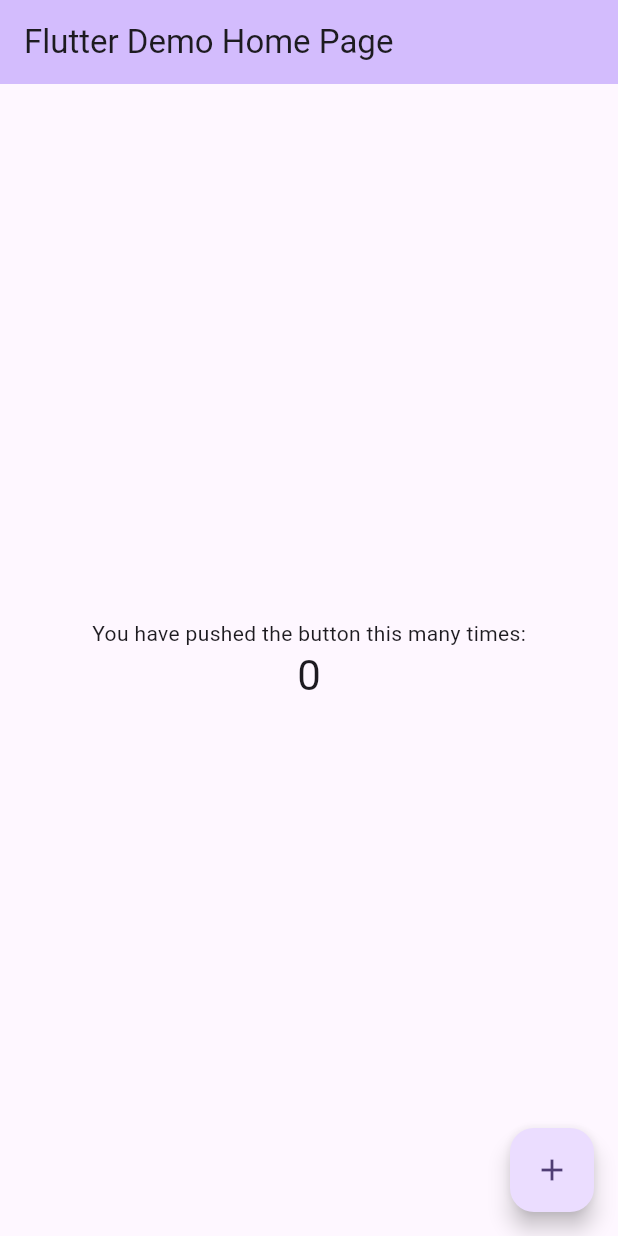
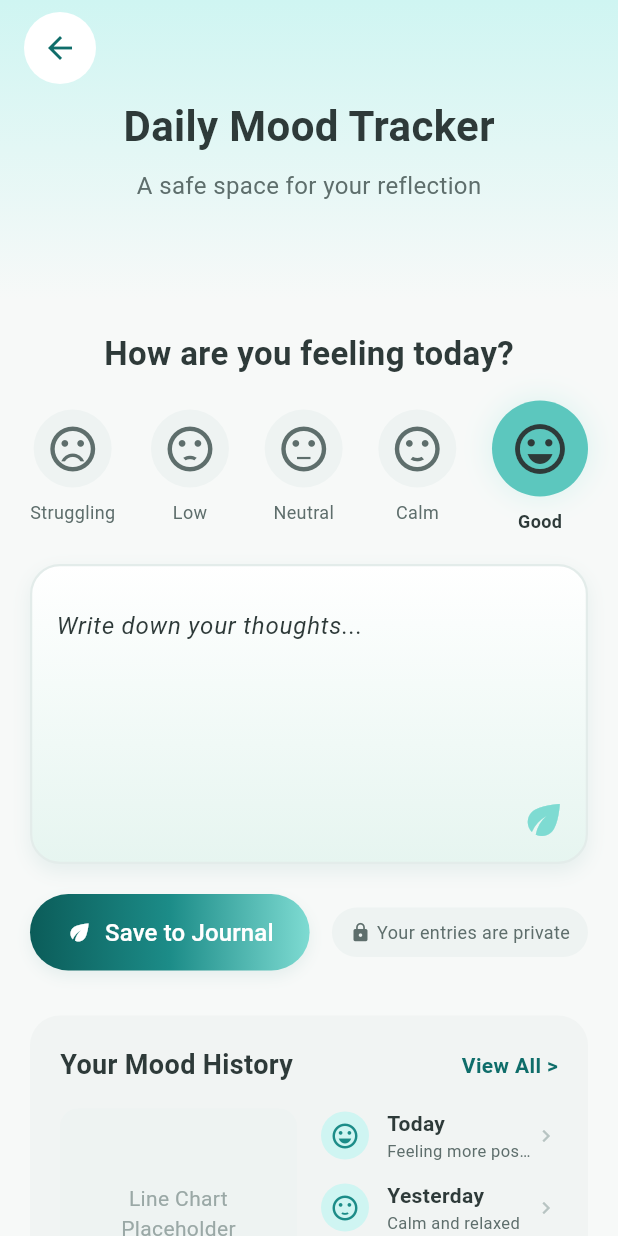
Before and after one commit to aaliyahazzahra/titiktemu_app, a Flutter app: the screen it shows after launch, on a phone screen of 412 x 824 dp. Run offline on Flutter 3.47's test engine with Material 3 defaults, Android fonts, the phone set to English and light mode, and no system bars.

Commit message:
feat: add UI boilerplate for journal feature

```diff
--- a/lib/core/constants/app_colors.dart
+++ b/lib/core/constants/app_colors.dart
@@ -0,0 +1,86 @@
+import 'package:flutter/material.dart';
+
+class AppColors {
+
+  // ================================
+  // PRIMARY BRAND COLORS
+  // ================================
+
+  static const Color deepTeal = Color(0xFF0F6D6A);       // Primary Color
+  static const Color darkTeal = Color(0xFF0B5C59);       // Gradient Start
+  static const Color softTeal = Color(0xFF1C8C88);       // Gradient End
+  static const Color softMint = Color(0xFF7EDBD2);       // Secondary Accent
+  static const Color lightCyan = Color(0xFFCFF5F2);      // Light Accent
+
+
+  // ================================
+  // BACKGROUND COLORS
+  // ================================
+
+  static const Color background = Color(0xFFF7F9F8);     // Main Background
+  static const Color backgroundSoft = Color(0xFFF1F4F3); // Secondary Background
+  static const Color cardBackground = Color(0xFFFAFBFA); // Card Background
+  static const Color sectionBackground = Color(0xFFEEF3F2); // Section Background
+
+
+  // ================================
+  // TEXT COLORS
+  // ================================
+
+  static const Color textPrimary = Color(0xFF2E3A39);    // Dark Charcoal
+  static const Color textSecondary = Color(0xFF5E6E6C);  // Soft Charcoal
+  static const Color textPlaceholder = Color(0xFF9AA8A6); // Placeholder
+  static const Color textDisabled = Color(0xFFB8C4C2);    // Disabled Text
+
+
+  // ================================
+  // GRADIENT COLORS
+  // ================================
+
+  static const List<Color> primaryGradient = [
+    Color(0xFF0B5C59),
+    Color(0xFF1C8C88),
+    Color(0xFF7EDBD2),
+  ];
+
+  static const List<Color> softGradient = [
+    Color(0xFFCFF5F2),
+    Color(0xFFF7F9F8),
+  ];
+
+  static const List<Color> warmGradient = [
+    Color(0xFF7EDBD2),
+    Color(0xFFCFF5F2),
+    Color(0xFFF7F9F8),
+  ];
+
+
+  // ================================
+  // MOOD TRACKER COLORS
+  // ================================
+
+  static const Color moodStruggling = Color(0xFFA8BDBC);
+  static const Color moodLow = Color(0xFF9FB6B5);
+  static const Color moodNeutral = Color(0xFFB8D6D2);
+  static const Color moodCalm = Color(0xFF7EDBD2);
+  static const Color moodGood = Color(0xFF5CC7BE);
+
+
+  // ================================
+  // UI EFFECTS
+  // ================================
+
+  static const Color glowMint = Color(0x337EDBD2); // 20% opacity
+  static const Color softShadow = Color(0x140F6D6A); // 8% opacity
+  static const Color subtleBorder = Color(0xFFE3ECEA);
+
+
+  // ================================
+  // DARK MODE COLORS
+  // ================================
+
+  static const Color darkBackground = Color(0xFF0C1F1E);
+  static const Color darkCard = Color(0xFF122B2A);
+  static const Color darkText = Color(0xFFE4EFEF);
+  static const Color darkAccent = Color(0xFF7EDBD2);
+}
--- /dev/null
+++ b/lib/core/widgets/mood_selector.dart
@@ -0,0 +1,135 @@
+import 'package:flutter/material.dart';
+import 'package:titiktemu_app/core/constants/app_colors.dart';
+
+class MoodSelector extends StatefulWidget {
+  final int initialMoodIndex;
+  final Function(int) onMoodSelected;
+  const MoodSelector({
+    super.key,
+    this.initialMoodIndex = 4, // Default to "Neutral"
+    required this.onMoodSelected,
+  });
+
+  @override
+  State<MoodSelector> createState() => _MoodSelectorState();
+}
+
+class _MoodSelectorState extends State<MoodSelector> {
+  late int _selectedMoodIndex;
+  @override
+  void initState() {
+    super.initState();
+    _selectedMoodIndex = widget.initialMoodIndex;
+  }
+
+  @override
+  Widget build(BuildContext context) {
+    return Column(
+      crossAxisAlignment: CrossAxisAlignment.center,
+      children: [
+        Text(
+          "How are you feeling today?",
+          style: TextStyle(
+            fontSize: 22,
+            fontWeight: FontWeight.bold,
+            color: AppColors.textPrimary,
+          ),
+        ),
+        const SizedBox(height: 16),
+        Row(
+          mainAxisAlignment: MainAxisAlignment.spaceBetween,
+          children: [
+            _buildMoodIcon(
+              0,
+              Icons.sentiment_very_dissatisfied,
+              'Struggling',
+              AppColors.moodStruggling,
+            ),
+            _buildMoodIcon(
+              1,
+              Icons.sentiment_dissatisfied,
+              'Low',
+              AppColors.moodLow,
+            ),
+            _buildMoodIcon(
+              2,
+              Icons.sentiment_neutral,
+              'Neutral',
+              AppColors.moodNeutral,
+            ),
+            _buildMoodIcon(
+              3,
+              Icons.sentiment_satisfied,
+              'Calm',
+              AppColors.moodCalm,
+            ),
+            _buildMoodIcon(
+              4,
+              Icons.sentiment_very_satisfied,
+              'Good',
+              AppColors.moodGood,
+            ),
+          ],
+        ),
+      ],
+    );
+  }
+
+  //TODO: Fix the code below
+  Widget _buildMoodIcon(
+    int index,
+    IconData iconData,
+    String label,
+    Color specificMoodColor,
+  ) {
+    bool isSelected = _selectedMoodIndex == index;
+    return GestureDetector(
+      onTap: () {
+        setState(() {
+          _selectedMoodIndex = index;
+        });
+        widget.onMoodSelected(index); // Notify the parent page!
+      },
+      child: Column(
+        children: [
+          Container(
+            padding: EdgeInsets.all(isSelected ? 12 : 8),
+            decoration: BoxDecoration(
+              shape: BoxShape.circle,
+              color: isSelected
+                  ? specificMoodColor
+                  : AppColors.sectionBackground,
+              boxShadow: isSelected
+                  ? [
+                      BoxShadow(
+                        color: AppColors.glowMint,
+                        blurRadius: 15,
+                        spreadRadius: 2,
+                      ),
+                    ]
+                  : null,
+            ),
+            child: Icon(
+              iconData,
+              size: isSelected ? 40 : 36,
+              color: isSelected
+                  ? AppColors.textPrimary
+                  : AppColors.textSecondary,
+            ),
+          ),
+          const SizedBox(height: 8),
+          Text(
+            label,
+            style: TextStyle(
+              fontSize: 12,
+              fontWeight: isSelected ? FontWeight.bold : FontWeight.normal,
+              color: isSelected
+                  ? AppColors.textPrimary
+                  : AppColors.textSecondary,
+            ),
+          ),
+        ],
+      ),
+    );
+  }
+}
--- a/lib/features/journal/presentation/pages/journal_page.dart
+++ b/lib/features/journal/presentation/pages/journal_page.dart
@@ -0,0 +1,366 @@
+import 'package:flutter/material.dart';
+import 'package:titiktemu_app/core/constants/app_colors.dart';
+import 'package:titiktemu_app/core/widgets/mood_selector.dart';
+
+class JournalPage extends StatefulWidget {
+  const JournalPage({super.key});
+
+  @override
+  State<JournalPage> createState() => _JournalPageState();
+}
+
+class _JournalPageState extends State<JournalPage> {
+  int _currentMood = 4;
+
+  @override
+  Widget build(BuildContext context) {
+    return Scaffold(
+      backgroundColor: AppColors.background,
+      body: SingleChildScrollView(
+        child: Column(
+          children: [
+            _buildHeader(),
+            const SizedBox(height: 20),
+            Padding(
+              padding: const EdgeInsets.symmetric(horizontal: 20.0),
+              child: MoodSelector(
+                initialMoodIndex: _currentMood,
+                onMoodSelected: (int selectedIndex) {
+                  setState(() {
+                    _currentMood = selectedIndex;
+                  });
+                  print("User selected mood index: $_currentMood");
+                },
+              ),
+            ),
+
+            const SizedBox(height: 20),
+            _buildTextInputArea(),
+            const SizedBox(height: 20),
+            _buildActionRow(),
+            const SizedBox(height: 30),
+            _buildHistorySection(),
+            const SizedBox(height: 40),
+          ],
+        ),
+      ),
+    );
+  }
+
+  // --- 1. HEADER SECTION ---
+  Widget _buildHeader() {
+    return Container(
+      width: double.infinity,
+      height: 200,
+      decoration: const BoxDecoration(
+        // PLACEHOLDER for the wavy graphic background.
+
+        gradient: LinearGradient(
+          begin: Alignment.topCenter,
+          end: Alignment.bottomCenter,
+          colors: AppColors.softGradient, // Blends into background
+        ),
+      ),
+      child: SafeArea(
+        child: Column(
+          children: [
+            Padding(
+              padding: const EdgeInsets.symmetric(
+                horizontal: 16.0,
+                vertical: 8.0,
+              ),
+              child: Align(
+                alignment: Alignment.centerLeft,
+                child: Container(
+                  decoration: const BoxDecoration(
+                    color: Colors.white,
+                    shape: BoxShape.circle,
+                  ),
+                  child: IconButton(
+                    icon: const Icon(
+                      Icons.arrow_back,
+                      color: AppColors.deepTeal,
+                    ),
+                    onPressed: () {},
+                  ),
+                ),
+              ),
+            ),
+            const Text(
+              'Daily Mood Tracker',
+              style: TextStyle(
+                fontSize: 28,
+                fontWeight: FontWeight.bold,
+                color: AppColors.textPrimary,
+              ),
+            ),
+            const SizedBox(height: 8),
+            const Text(
+              'A safe space for your reflection',
+              style: TextStyle(fontSize: 16, color: AppColors.textSecondary),
+            ),
+          ],
+        ),
+      ),
+    );
+  }
+
+  // --- 2. TEXT INPUT AREA ---
+  Widget _buildTextInputArea() {
+    return Padding(
+      padding: const EdgeInsets.symmetric(horizontal: 20.0),
+      child: Container(
+        height: 200,
+        decoration: BoxDecoration(
+          color: AppColors.cardBackground,
+          borderRadius: BorderRadius.circular(20),
+          border: Border.all(color: AppColors.subtleBorder, width: 1.5),
+          gradient: LinearGradient(
+            begin: Alignment.topCenter,
+            end: Alignment.bottomCenter,
+            colors: [Colors.white, const Color(0xFFE6F5F0)],
+          ),
+          boxShadow: [
+            BoxShadow(
+              color: AppColors.softShadow,
+              blurRadius: 10,
+              offset: const Offset(0, 5),
+            ),
+          ],
+        ),
+        child: Stack(
+          children: [
+            const Padding(
+              padding: EdgeInsets.all(16.0),
+              child: TextField(
+                maxLines: null,
+                decoration: InputDecoration(
+                  hintText: 'Write down your thoughts...',
+                  hintStyle: TextStyle(
+                    fontStyle: FontStyle.italic,
+                    color: AppColors.textPrimary,
+                  ),
+                  border: InputBorder.none,
+                ),
+              ),
+            ),
+            Positioned(
+              bottom: 12,
+              right: 12,
+              // PLACEHOLDER for the leaf graphic
+              child: Icon(Icons.eco, color: AppColors.softMint, size: 32),
+            ),
+          ],
+        ),
+      ),
+    );
+  }
+
+  // --- 3. ACTION BUTTON ROW ---
+  Widget _buildActionRow() {
+    return Padding(
+      padding: const EdgeInsets.symmetric(horizontal: 20.0),
+      child: Row(
+        mainAxisAlignment: MainAxisAlignment.spaceBetween,
+        children: [
+          Container(
+            decoration: BoxDecoration(
+              borderRadius: BorderRadius.circular(30),
+              gradient: const LinearGradient(
+                colors: AppColors.primaryGradient,
+                begin: Alignment.centerLeft,
+                end: Alignment.centerRight,
+              ),
+              boxShadow: const [
+                BoxShadow(
+                  color: AppColors.softShadow,
+                  blurRadius: 8,
+                  offset: Offset(0, 4),
+                ),
+              ],
+            ),
+            child: ElevatedButton.icon(
+              onPressed: () {},
+              icon: const Icon(Icons.eco, color: Colors.white),
+              label: const Text(
+                'Save to Journal',
+                style: TextStyle(color: Colors.white, fontSize: 16),
+              ),
+              style: ElevatedButton.styleFrom(
+                backgroundColor: Colors.transparent,
+                shadowColor: Colors.transparent,
+                padding: const EdgeInsets.symmetric(
+                  horizontal: 24,
+                  vertical: 14,
+                ),
+                shape: RoundedRectangleBorder(
+                  borderRadius: BorderRadius.circular(30),
+                ),
+              ),
+            ),
+          ),
+          Container(
+            padding: const EdgeInsets.symmetric(horizontal: 12, vertical: 8),
+            decoration: BoxDecoration(
+              color: AppColors.sectionBackground,
+              borderRadius: BorderRadius.circular(20),
+            ),
+            child: Row(
+              children: const [
+                Icon(Icons.lock, size: 14, color: AppColors.textSecondary),
+                SizedBox(width: 4),
+                Text(
+                  'Your entries are private',
+                  style: TextStyle(
+                    fontSize: 12,
+                    color: AppColors.textSecondary,
+                  ),
+                ),
+              ],
+            ),
+          ),
+        ],
+      ),
+    );
+  }
+
+  // --- 4. HISTORY SECTION ---
+  Widget _buildHistorySection() {
+    return Padding(
+      padding: const EdgeInsets.symmetric(horizontal: 20.0),
+      child: Container(
+        padding: const EdgeInsets.all(20),
+        decoration: BoxDecoration(
+          color: AppColors.backgroundSoft,
+          borderRadius: BorderRadius.circular(20),
+        ),
+        child: Column(
+          children: [
+            Row(
+              mainAxisAlignment: MainAxisAlignment.spaceBetween,
+              children: const [
+                Text(
+                  'Your Mood History',
+                  style: TextStyle(
+                    fontSize: 18,
+                    fontWeight: FontWeight.bold,
+                    color: AppColors.textPrimary,
+                  ),
+                ),
+                Text(
+                  'View All >',
+                  style: TextStyle(
+                    fontSize: 14,
+                    fontWeight: FontWeight.bold,
+                    color: AppColors.deepTeal,
+                  ),
+                ),
+              ],
+            ),
+            const SizedBox(height: 16),
+            Row(
+              crossAxisAlignment: CrossAxisAlignment.start,
+              children: [
+                // Chart Area Placeholder
+                Expanded(
+                  flex: 1,
+                  child: Container(
+                    height: 160,
+                    decoration: BoxDecoration(
+                      color: AppColors.sectionBackground,
+                      borderRadius: BorderRadius.circular(12),
+                    ),
+                    child: const Center(
+                      child: Text(
+                        'Line Chart\nPlaceholder\nSpace',
+                        textAlign: TextAlign.center,
+                        style: TextStyle(color: AppColors.textPlaceholder),
+                      ),
+                    ),
+                  ),
+                ),
+                const SizedBox(width: 16),
+                // List Area
+                Expanded(
+                  flex: 1,
+                  child: Column(
+                    children: [
+                      _buildHistoryItem(
+                        Icons.sentiment_very_satisfied,
+                        'Today',
+                        'Feeling more positive',
+                      ),
+                      _buildHistoryItem(
+                        Icons.sentiment_satisfied,
+                        'Yesterday',
+                        'Calm and relaxed',
+                      ),
+                      _buildHistoryItem(
+                        Icons.sentiment_neutral,
+                        'Apr 22',
+                        'Balanced day',
+                      ),
+                      _buildHistoryItem(
+                        Icons.sentiment_dissatisfied,
+                        'Apr 21',
+                        'A bit challenging',
+                      ),
+                    ],
+                  ),
+                ),
+              ],
+            ),
+          ],
+        ),
+      ),
+    );
+  }
+
+  Widget _buildHistoryItem(IconData iconData, String title, String subtitle) {
+    return Padding(
+      padding: const EdgeInsets.only(bottom: 12.0),
+      child: Row(
+        children: [
+          Container(
+            padding: const EdgeInsets.all(6),
+            decoration: const BoxDecoration(
+              color: AppColors.lightCyan,
+              shape: BoxShape.circle,
+            ),
+            child: Icon(iconData, size: 20, color: AppColors.softTeal),
+          ),
+          const SizedBox(width: 12),
+          Expanded(
+            child: Column(
+              crossAxisAlignment: CrossAxisAlignment.start,
+              children: [
+                Text(
+                  title,
+                  style: const TextStyle(
+                    fontWeight: FontWeight.bold,
+                    fontSize: 14,
+                    color: AppColors.textPrimary,
+                  ),
+                ),
+                Text(
+                  subtitle,
+                  style: const TextStyle(
+                    fontSize: 11,
+                    color: AppColors.textSecondary,
+                  ),
+                  maxLines: 1,
+                  overflow: TextOverflow.ellipsis,
+                ),
+              ],
+            ),
+          ),
+          const Icon(
+            Icons.chevron_right,
+            size: 16,
+            color: AppColors.textDisabled,
+          ),
+        ],
+      ),
+    );
+  }
+}
--- a/lib/main.dart
+++ b/lib/main.dart
@@ -1,4 +1,5 @@
 import 'package:flutter/material.dart';
+import 'package:titiktemu_app/features/journal/presentation/pages/journal_page.dart';
 
 void main() {
   runApp(const MyApp());
@@ -30,93 +31,8 @@ class MyApp extends StatelessWidget {
         // tested with just a hot reload.
         colorScheme: ColorScheme.fromSeed(seedColor: Colors.deepPurple),
       ),
-      home: const MyHomePage(title: 'Flutter Demo Home Page'),
+      // home: const MyHomePage(title: 'Flutter Demo Home Page'),
+      home: JournalPage(),
     );
   }
 }
-
-class MyHomePage extends StatefulWidget {
-  const MyHomePage({super.key, required this.title});
-
-  // This widget is the home page of your application. It is stateful, meaning
-  // that it has a State object (defined below) that contains fields that affect
-  // how it looks.
-
-  // This class is the configuration for the state. It holds the values (in this
-  // case the title) provided by the parent (in this case the App widget) and
-  // used by the build method of the State. Fields in a Widget subclass are
-  // always marked "final".
-
-  final String title;
-
-  @override
-  State<MyHomePage> createState() => _MyHomePageState();
-}
-
-class _MyHomePageState extends State<MyHomePage> {
-  int _counter = 0;
-
-  void _incrementCounter() {
-    setState(() {
-      // This call to setState tells the Flutter framework that something has
-      // changed in this State, which causes it to rerun the build method below
-      // so that the display can reflect the updated values. If we changed
-      // _counter without calling setState(), then the build method would not be
-      // called again, and so nothing would appear to happen.
-      _counter++;
-    });
-  }
-
-  @override
-  Widget build(BuildContext context) {
-    // This method is rerun every time setState is called, for instance as done
-    // by the _incrementCounter method above.
-    //
-    // The Flutter framework has been optimized to make rerunning build methods
-    // fast, so that you can just rebuild anything that needs updating rather
-    // than having to individually change instances of widgets.
-    return Scaffold(
-      appBar: AppBar(
-        // TRY THIS: Try changing the color here to a specific color (to
-        // Colors.amber, perhaps?) and trigger a hot reload to see the AppBar
-        // change color while the other colors stay the same.
-        backgroundColor: Theme.of(context).colorScheme.inversePrimary,
-        // Here we take the value from the MyHomePage object that was created by
-        // the App.build method, and use it to set our appbar title.
-        title: Text(widget.title),
-      ),
-      body: Center(
-        // Center is a layout widget. It takes a single child and positions it
-        // in the middle of the parent.
-        child: Column(
-          // Column is also a layout widget. It takes a list of children and
-          // arranges them vertically. By default, it sizes itself to fit its
-          // children horizontally, and tries to be as tall as its parent.
-          //
-          // Column has various properties to control how it sizes itself and
-          // how it positions its children. Here we use mainAxisAlignment to
-          // center the children vertically; the main axis here is the vertical
-          // axis because Columns are vertical (the cross axis would be
-          // horizontal).
-          //
-          // TRY THIS: Invoke "debug painting" (choose the "Toggle Debug Paint"
-          // action in the IDE, or press "p" in the console), to see the
-          // wireframe for each widget.
-          mainAxisAlignment: MainAxisAlignment.center,
-          children: <Widget>[
-            const Text('You have pushed the button this many times:'),
-            Text(
-              '$_counter',
-              style: Theme.of(context).textTheme.headlineMedium,
-            ),
-          ],
-        ),
-      ),
-      floatingActionButton: FloatingActionButton(
-        onPressed: _incrementCounter,
-        tooltip: 'Increment',
-        child: const Icon(Icons.add),
-      ), // This trailing comma makes auto-formatting nicer for build methods.
-    );
-  }
-}
```
